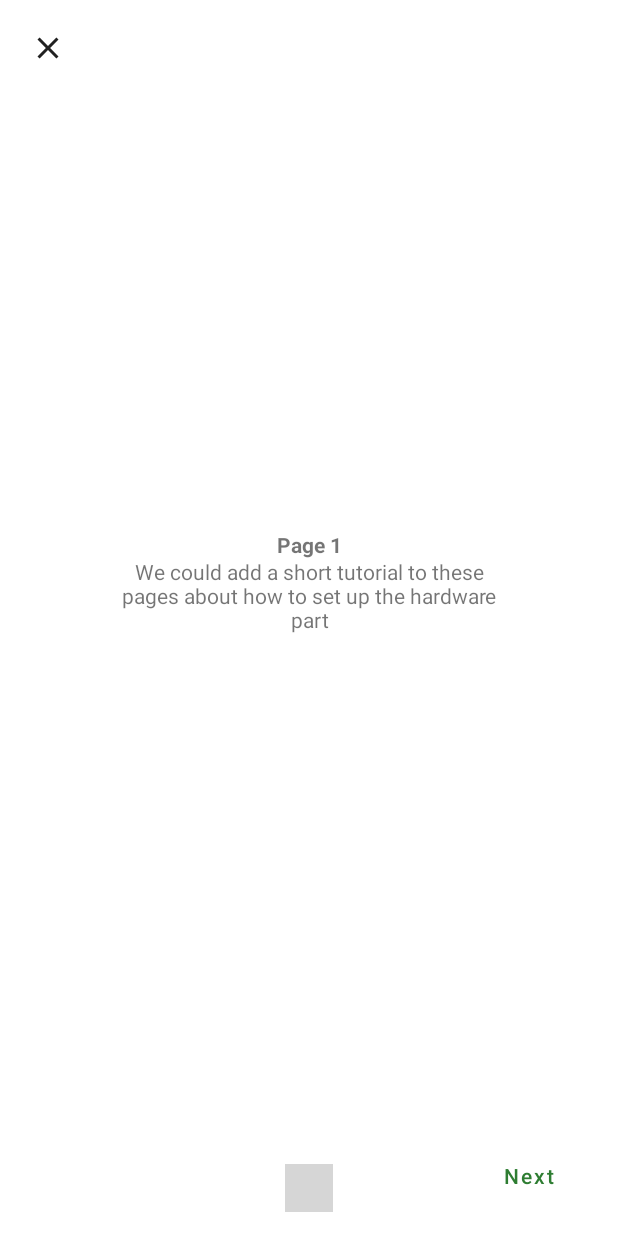
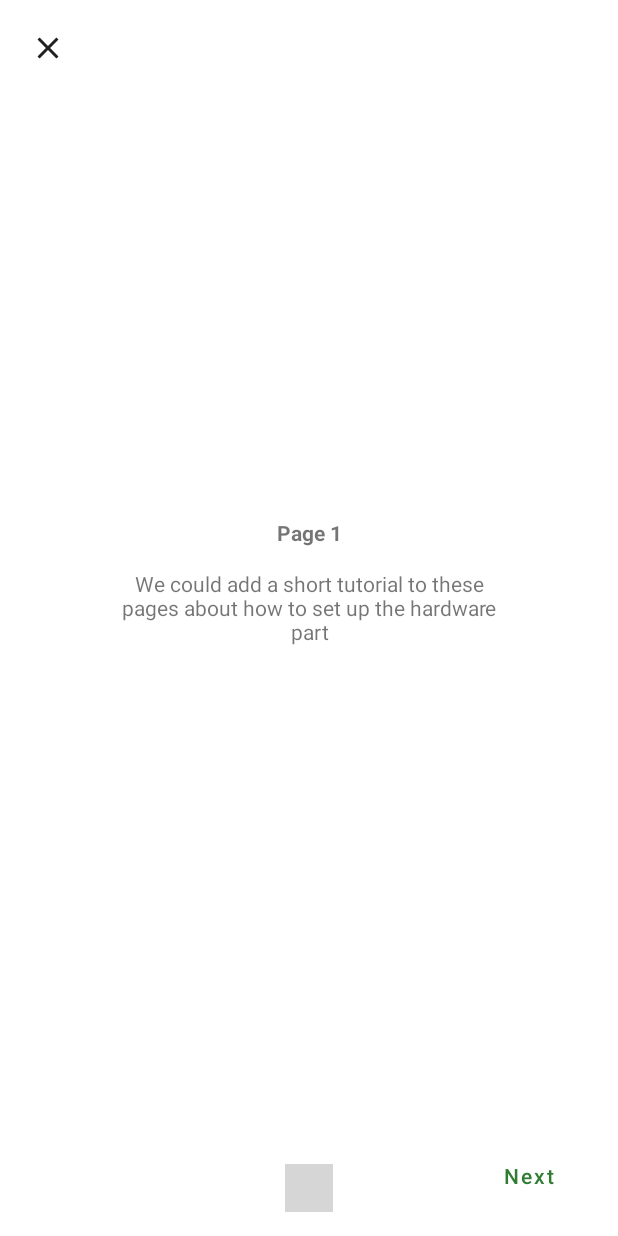
Before and after one commit to pandulapeter/spray-app, an Android app: the fragment HelpContainerFragment placed in its activity, after a tap on an icon or button, on a phone screen of 412 x 824 dp. Run offline under Robolectric (Android 15) with nearby library versions, the phone set to English and light mode, and no system bars; our stand-ins replace data binding; libraries missing offline, so code that uses them is left out: com.pandulapeter.beagle; plain views replace PageIndicatorView; 2 statements that could not run were skipped; grey boxes are pictures that could not be loaded.

Commit message:
Add placeholder texts to all screens.

```diff
--- a/app/src/main/java/com/gyorgyzoltan/sprayApp/feature/main/help/licences/list/Dependency.kt
+++ b/app/src/main/java/com/gyorgyzoltan/sprayApp/data/model/Dependency.kt
@@ -1,4 +1,4 @@
-package com.gyorgyzoltan.sprayApp.feature.main.help.licences.list
+package com.gyorgyzoltan.sprayApp.data.model
 
 import androidx.annotation.StringRes
 import com.gyorgyzoltan.sprayApp.R
--- /dev/null
+++ b/app/src/main/java/com/gyorgyzoltan/sprayApp/data/model/WorkSession.kt
@@ -0,0 +1,6 @@
+package com.gyorgyzoltan.sprayApp.data.model
+
+data class WorkSession(
+    val startTime: Long,
+    val endTime: Long
+)
--- a/app/src/main/java/com/gyorgyzoltan/sprayApp/feature/main/help/licences/LicencesViewModel.kt
+++ b/app/src/main/java/com/gyorgyzoltan/sprayApp/feature/main/help/licences/LicencesViewModel.kt
@@ -3,7 +3,7 @@ package com.gyorgyzoltan.sprayApp.feature.main.help.licences
 import androidx.lifecycle.LiveData
 import androidx.lifecycle.MutableLiveData
 import com.gyorgyzoltan.sprayApp.R
-import com.gyorgyzoltan.sprayApp.feature.main.help.licences.list.Dependency
+import com.gyorgyzoltan.sprayApp.data.model.Dependency
 import com.gyorgyzoltan.sprayApp.feature.main.help.licences.list.DependencyViewHolder
 import com.gyorgyzoltan.sprayApp.feature.main.help.licences.list.LicencesListItem
 import com.gyorgyzoltan.sprayApp.feature.shared.ListViewModel
--- a/app/src/main/java/com/gyorgyzoltan/sprayApp/feature/main/help/licences/list/DependencyViewHolder.kt
+++ b/app/src/main/java/com/gyorgyzoltan/sprayApp/feature/main/help/licences/list/DependencyViewHolder.kt
@@ -5,6 +5,7 @@ import android.view.ViewGroup
 import androidx.databinding.DataBindingUtil
 import androidx.recyclerview.widget.RecyclerView
 import com.gyorgyzoltan.sprayApp.R
+import com.gyorgyzoltan.sprayApp.data.model.Dependency
 import com.gyorgyzoltan.sprayApp.databinding.ItemLicencesDependencyBinding
 import com.gyorgyzoltan.sprayApp.feature.shared.list.BaseViewHolder
 
--- a/app/src/main/java/com/gyorgyzoltan/sprayApp/feature/main/work/WorkViewModel.kt
+++ b/app/src/main/java/com/gyorgyzoltan/sprayApp/feature/main/work/WorkViewModel.kt
@@ -2,10 +2,16 @@ package com.gyorgyzoltan.sprayApp.feature.main.work
 
 import androidx.lifecycle.LiveData
 import androidx.lifecycle.MutableLiveData
+import com.gyorgyzoltan.sprayApp.R
 import com.gyorgyzoltan.sprayApp.feature.shared.ListViewModel
 import com.gyorgyzoltan.sprayApp.feature.shared.list.ListItem
+import com.gyorgyzoltan.sprayApp.feature.shared.list.TextViewHolder
 
 class WorkViewModel : ListViewModel<ListItem>() {
 
-    override val items: LiveData<List<ListItem>> = MutableLiveData(emptyList())
+    override val items: LiveData<List<ListItem>> = MutableLiveData(
+        listOf(
+            TextViewHolder.UiModel(R.string.work_placeholder)
+        )
+    )
 }
--- a/app/src/main/res/layout/fragment_tutorial.xml
+++ b/app/src/main/res/layout/fragment_tutorial.xml
@@ -84,7 +84,7 @@
             app:piv_padding="@dimen/content_padding"
             app:piv_radius="@dimen/tutorial_pager_indicator_dot_size"
             app:piv_selectedColor="@color/brand"
-            app:piv_unselectedColor="?android:attr/textColorHint" />
+            app:piv_unselectedColor="?attr/colorControlHighlight" />
 
     </androidx.constraintlayout.widget.ConstraintLayout>
 
--- a/app/src/main/res/layout/item_licences_dependency.xml
+++ b/app/src/main/res/layout/item_licences_dependency.xml
@@ -11,6 +11,7 @@
     </data>
 
     <com.google.android.material.card.MaterialCardView
+        style="@style/Card"
         android:layout_width="match_parent"
         android:layout_height="wrap_content"
         android:layout_marginStart="@dimen/large_content_padding"
--- a/app/src/main/res/values/dimens.xml
+++ b/app/src/main/res/values/dimens.xml
@@ -7,6 +7,8 @@
     <dimen name="large_content_padding">16dp</dimen>
     <dimen name="extra_large_content_padding">24dp</dimen>
     <dimen name="maximum_button_width">320dp</dimen>
+    <dimen name="divider">1dp</dimen>
+    <dimen name="nothing">0dp</dimen>
 
     <!-- Tutorial -->
     <dimen name="tutorial_text_horizontal_margin">72dp</dimen>
--- a/app/src/main/res/values/strings.xml
+++ b/app/src/main/res/values/strings.xml
@@ -9,15 +9,21 @@
     <string name="tutorial_skip">Skip</string>
     <string name="tutorial_next">Next</string>
     <string name="tutorial_done">Done</string>
-    <string name="tutorial_page_1"><b>Page 1</b>\nWe could add a short tutorial to these pages about how to set up the hardware part</string>
-    <string name="tutorial_page_2"><b>Page 2</b>\n…or important information about the app, just an overview about the first steps</string>
-    <string name="tutorial_page_3"><b>Page 3</b>\n…or various tips and tricks on how to use the product</string>
-    <string name="tutorial_page_4"><b>Page 4</b>\nAll of these pages should contain illustrations / animations</string>
+    <string name="tutorial_page_1"><b>Page 1</b>\n\nWe could add a short tutorial to these pages about how to set up the hardware part</string>
+    <string name="tutorial_page_2"><b>Page 2</b>\n\n…or important information about the app, just an overview about the first steps</string>
+    <string name="tutorial_page_3"><b>Page 3</b>\n\n…or various tips and tricks on how to use the product</string>
+    <string name="tutorial_page_4"><b>Page 4</b>\n\nAll of these pages should contain illustrations / animations</string>
 
     <!-- Main -->
     <string name="main_work">Work</string>
     <string name="main_statistics">Stats</string>
     <string name="main_help">Help</string>
+
+    <!-- Work -->
+    <string name="work_placeholder"><b>Coming soon…</b>\n\n• Pairing / connection flow\n• Create / load configuration\n• Work mode (automatic / manual / test)</string>
+
+    <!-- Statistics -->
+    <string name="statistics_placeholder"><b>Coming soon…</b>\n\nThis page will contain locally stored, historical logs about the work sessions tracked by the device. It could be divided into multiple sections to offer different view modes (for example individual sessions by date / aggregated data over a configurable period of time)</string>
 
     <!-- Help -->
     <string name="help_show_tutorial"><b>Show tutorial</b>\nSee how to use the app</string>
```
Also changed, not shown: app/src/main/java/com/gyorgyzoltan/sprayApp/feature/main/statistics/StatisticsViewModel.kt (+7 -1 lines), app/src/main/res/values/styles.xml (+8 -0 lines).
